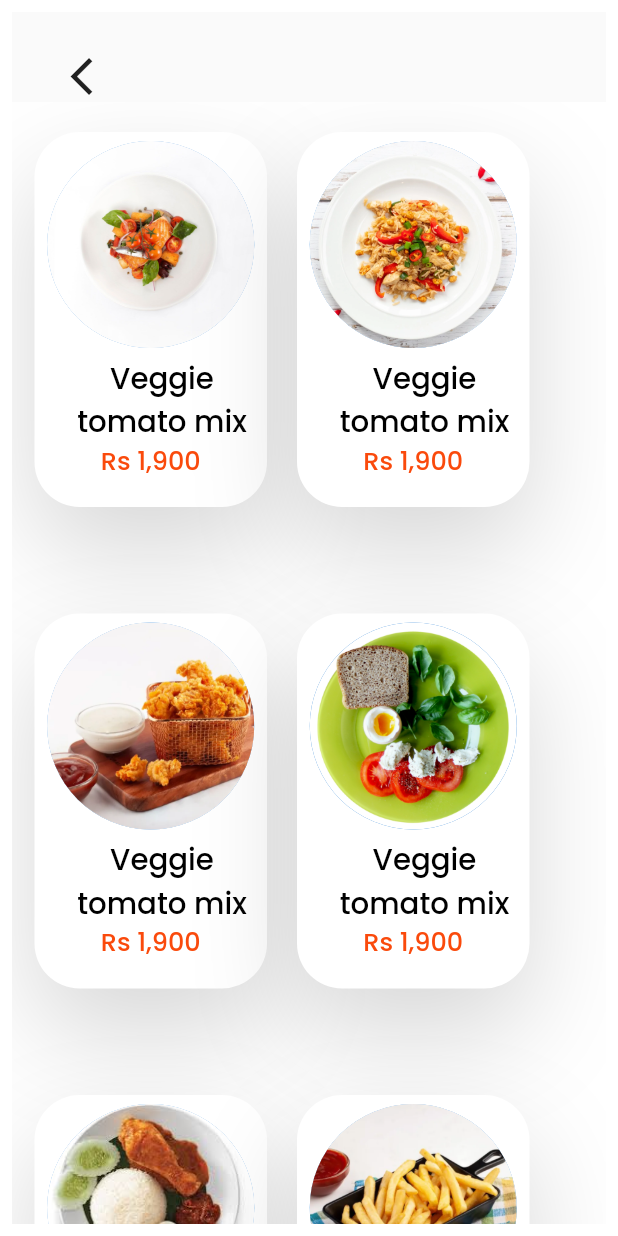
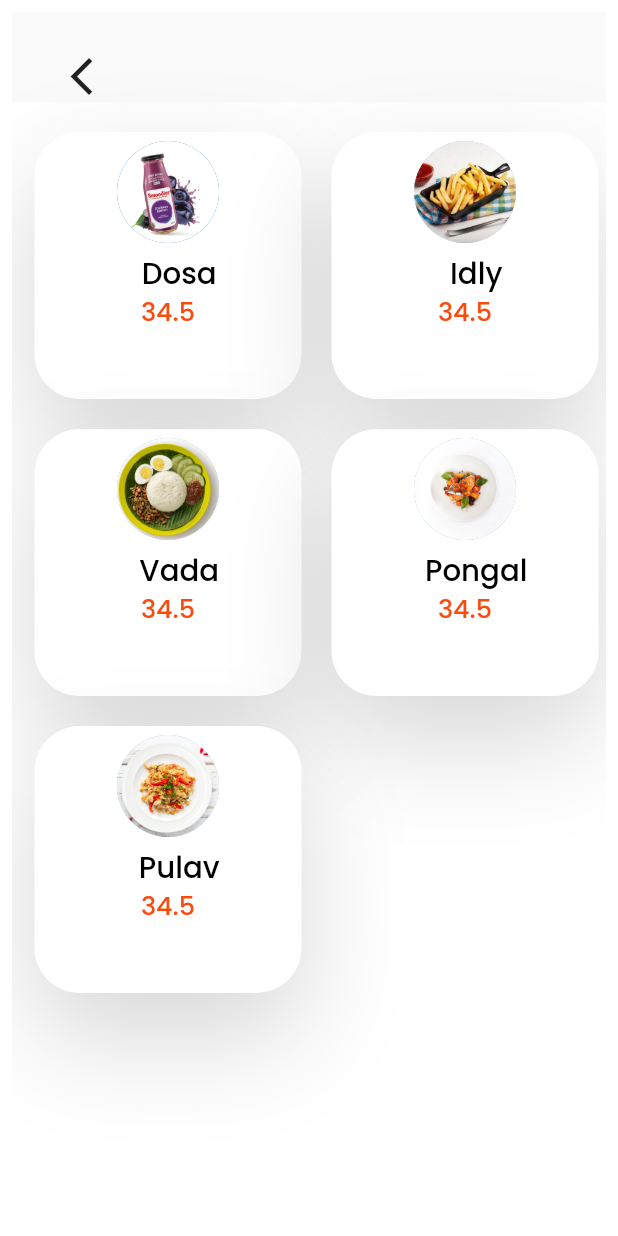
Before and after one commit to rohanSSiddeshwara/FoodEZ, a Flutter app: the screen it shows after launch, after a tap on "Canteen 1", on a phone screen of 412 x 824 dp. Run offline on Flutter 3.47's test engine with Material 2 defaults, Android fonts, the light colour scheme and no system bars.

Commit message:
converting results page to dynamic page

```diff
--- a/foodez/lib/results.dart
+++ b/foodez/lib/results.dart
@@ -1,9 +1,15 @@
 import 'package:flutter/material.dart';
 import 'food.dart';
-
+import 'food_details_populator.dart';
 
 class food_results extends StatelessWidget {
-
+  final List<food_details> foods=[
+    food_details(name: "Dosa", price: 34.5, details: "Some details about the food", image_num: 14),
+    food_details(name: "Idly", price: 34.5, details: "Some details about the food", image_num: 17),
+    food_details(name: "Vada", price: 34.5, details: "Some details about the food", image_num: 3),
+    food_details(name: "Pongal", price: 34.5, details: "Some details about the food", image_num: 4),
+    food_details(name: "Pulav", price: 34.5, details: "Some details about the food", image_num: 5),
+  ];
   // This widget is the root of your application.
   @override
   Widget build(BuildContext context) {
@@ -27,9 +33,11 @@ class food_results extends StatelessWidget {
                       )])),
 
               SizedBox(height:800,
-                child: ListView(
+                child: GridView.count (
                     scrollDirection: Axis.vertical,
-                    children: [resultFood(4, 5),resultFood(18, 20),resultFood(2, 17)]),),
+
+                    crossAxisCount: 2,
+                    children:foods.map((e) => CardsFood(image_val:e.image_num,name:e.name,price:e.price,details: e.details,)).toList() ),),
 
             ],)
           ),
@@ -41,29 +49,23 @@ class food_results extends StatelessWidget {
   }
 }
 
-class resultFood extends StatelessWidget {
-  final int id_1;
-  final int id_2;
-  resultFood(this.id_1,this.id_2);
-  @override
-  Widget build(BuildContext context) {
-    return Container(child:Row(children:[CardsFood(this.id_1),CardsFood(this.id_2)]));}}
 
 
 
 
 class CardsFood extends StatelessWidget {
   int image_val = 14;
-  CardsFood(int a) {
-    this.image_val = a;
-  }
+  String name = "Dosa";
+  double price = 34.5;
+  String details = "Some details about the food";
+  CardsFood({required this.image_val,required this.name,required this.price,required this.details});
   @override
   Widget build(BuildContext context) {
     return  InkWell(
       onTap: (){
         Navigator.push(
           context,
-          MaterialPageRoute(builder: (context) => food(a:19,b:"food.name",c:99,d:"food.details")),
+          MaterialPageRoute(builder: (context) => food(a:this.image_val,b:this.name,c:this.price,d:this.details)),
         );
 
       },
@@ -71,7 +73,8 @@ class CardsFood extends StatelessWidget {
         margin: EdgeInsets.only(top: 20, left: 15, right: 5),
         width: 155,
         height: 301,
-        child: Stack(children: <Widget>[
+        child: Container(alignment:Alignment.center,
+        child:Stack(children: <Widget>[
           Container(
               width: 200,
               height: 250,
@@ -90,11 +93,12 @@ class CardsFood extends StatelessWidget {
                 ],
                 color: Color.fromRGBO(255, 255, 255, 1),
               )),
-          Column(children: [
+          Container(alignment: Alignment.center,child:   Column(
+           children: [
             Container(
                 padding: EdgeInsets.all(6),
-                width: 150,
-                height: 150,
+                width: 80,
+                height: 80,
                 child: CircleAvatar(
                     child: CircleAvatar(
                   radius: 100,
@@ -104,7 +108,7 @@ class CardsFood extends StatelessWidget {
             Container(
                 margin: EdgeInsets.only(left: 15),
                 child: Text(
-                  'Veggie tomato mix',
+                  this.name,
                   textAlign: TextAlign.center,
                   style: TextStyle(
                       color: Color.fromRGBO(0, 0, 0, 1),
@@ -117,7 +121,7 @@ class CardsFood extends StatelessWidget {
                 )),
             Container(
               padding: EdgeInsets.all(5.0),
-              child: Text('Rs 1,900',
+              child: Text(this.price.toString(),
                   textAlign: TextAlign.center,
                   style: TextStyle(
                       color: Color.fromRGBO(250, 74, 12, 1),
@@ -129,7 +133,7 @@ class CardsFood extends StatelessWidget {
                       height: 1)),
             )
           ]),
-        ])))
+    ),]))))
         ;
   }
 }
```
Also changed, not shown: 1 other file.
